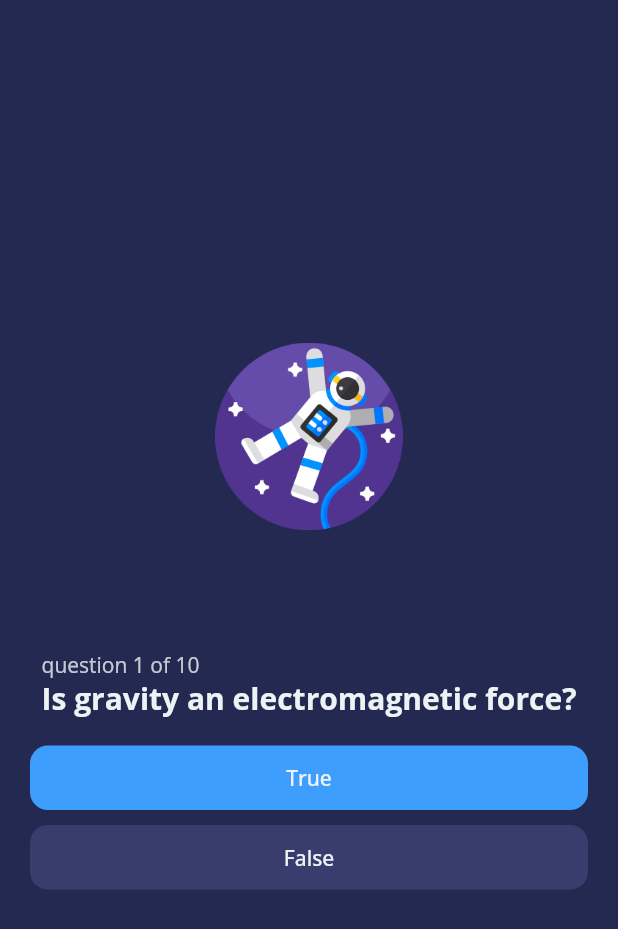
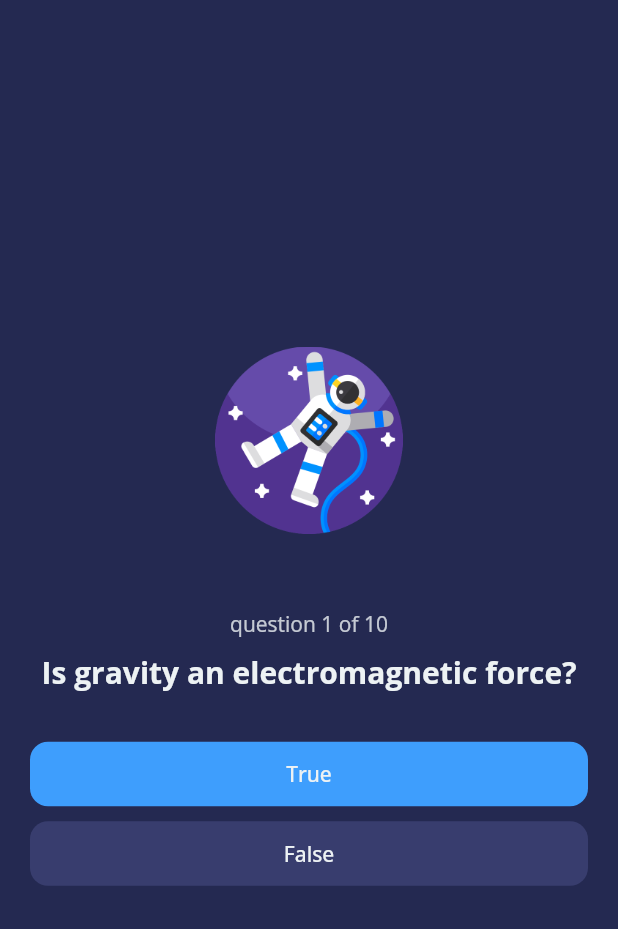
Before and after one commit to YerikAH/quizz-app, a Flutter app: the screen it shows after launch, on a phone screen of 412 x 824 dp. Shown: the top 929 px of the screen. Run offline on Flutter 3.47's test engine with Material 2 defaults, Android fonts, the phone set to English and light mode, and no system bars.

Commit message:
change design

```diff
--- a/lib/home_page.dart
+++ b/lib/home_page.dart
@@ -29,13 +29,12 @@ class _HomePageState extends State<HomePage> {
   @override
   Widget build(BuildContext context) {
     return Scaffold(
-      body: Container(
-        child: Column(
+      body: Column(
         crossAxisAlignment: CrossAxisAlignment.stretch,
         mainAxisAlignment: MainAxisAlignment.center,
         children:  [
           QuestionWidget(user: user),
-            const SizedBox(height: 15.0,),
+          const SizedBox(height: 30.0,),
           ButtonsWidget(colorButton: ThemeApp.blue, textButton: "True", addIcon: addIcon, valueCompare: true,),
           const SizedBox(height: 5.0,),
           ButtonsWidget(colorButton: ThemeApp.gray, textButton: "False", addIcon: addIcon, valueCompare: false),
@@ -43,7 +42,6 @@ class _HomePageState extends State<HomePage> {
           //   children: scoreKeep
           // )
         ],
-        ),
       )
     );
   }
--- a/lib/widgets/question_widget.dart
+++ b/lib/widgets/question_widget.dart
@@ -9,8 +9,6 @@ class QuestionWidget  extends StatelessWidget {
   Widget build(BuildContext context) {
     return Padding(
       padding: const EdgeInsets.symmetric(horizontal: 20.0),
-
-
       child: Column(
         children: [
           Container(
@@ -20,22 +18,17 @@ class QuestionWidget  extends StatelessWidget {
               image: DecorationImage(image: AssetImage(user.getQuestionImage())),
             ),
           ),
-          const SizedBox(height: 80.0,),
-          Column(
-            crossAxisAlignment: CrossAxisAlignment.start,
-            children: [
+          const SizedBox(height: 50.0,),
           Text(
             "question ${user.questionNumber + 1} of ${user.countLengthList()}",
-                textAlign: TextAlign.left,
+            textAlign: TextAlign.center,
             style: Theme.of(context).textTheme.headline2,
           ),
-
+          const SizedBox(height: 10.0,),
           Text(
             user.getQuestionText(),
-                textAlign: TextAlign.left,
+            textAlign: TextAlign.center,
             style: Theme.of(context).textTheme.headline1,
-              ),
-            ],
           ),
         ],
       ),
```
Lines whose indentation alone changed are shown as unchanged.
